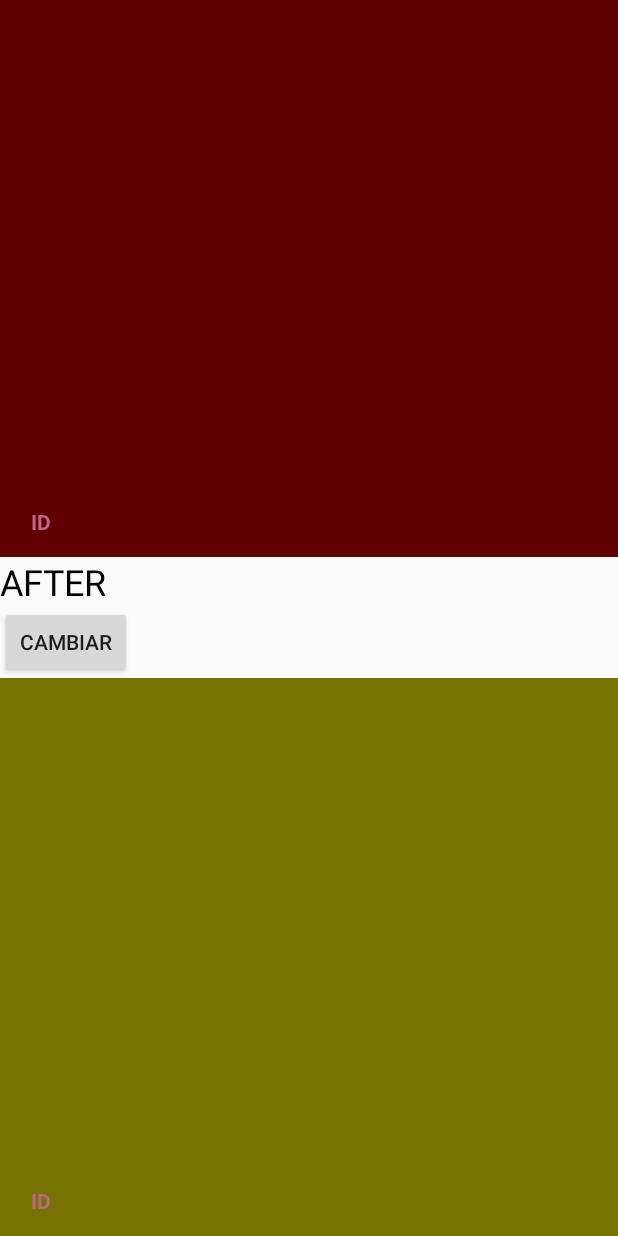
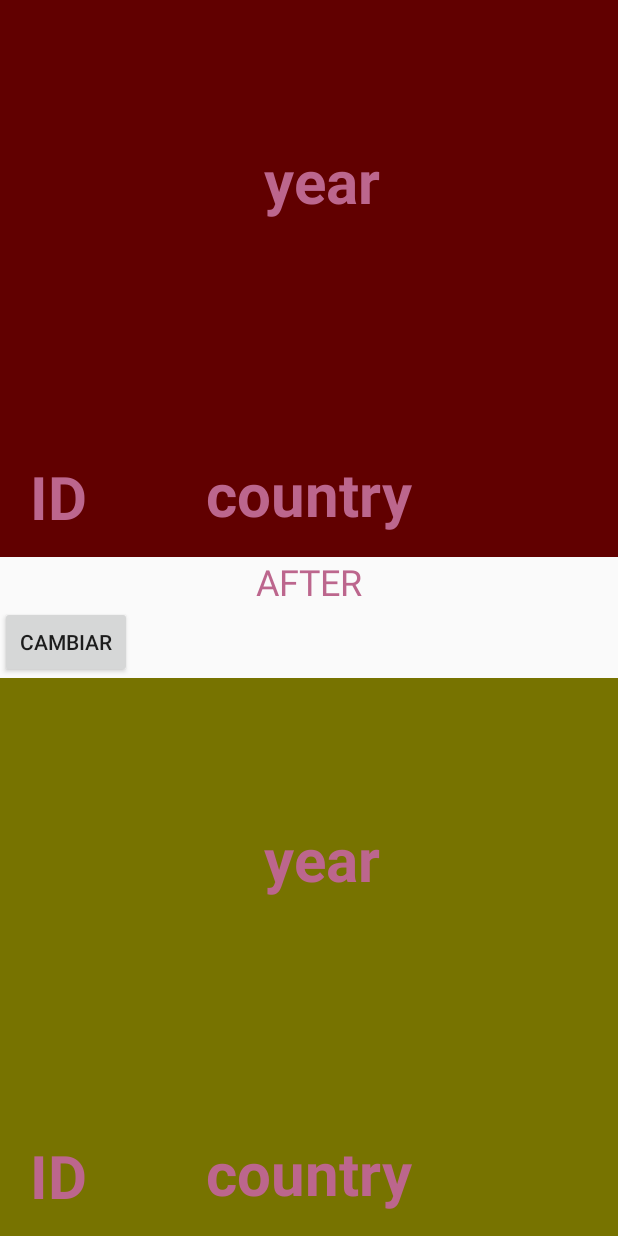
Before and after one commit to galvez306/AfterorBefore, an Android app: the GameActivity screen opened directly, with no data from a screen before it, on a phone screen of 412 x 824 dp. Run offline under Robolectric (Android 15) with nearby library versions, the phone set to English and light mode, and no system bars; our stand-ins replace Firebase (no records; nobody signed in at launch, a user with empty details on screens opened directly); 1 statement that could not run was skipped.

```diff
--- a/app/src/main/java/com/creamcode/afterorbefore/GameActivity.java
+++ b/app/src/main/java/com/creamcode/afterorbefore/GameActivity.java
@@ -12,6 +12,7 @@ import android.os.Handler;
 import android.util.Log;
 import android.view.View;
 import android.widget.Button;
+import android.widget.FrameLayout;
 import android.widget.TextView;
 import android.widget.Toast;
 
@@ -93,6 +94,11 @@ public class GameActivity extends AppCompatActivity implements GameView, Picture
     }
 
     @Override
+    public void checkAnswerFlag(String flagName) {
+        gamePresenter.checkAnswerFlagPresenter(pictureFragmentA,pictureFragmentB,flagName);
+    }
+
+    @Override
     public void loadNextPicture(PictureFragment pictureFragment, String id) {
         pictureFragment.cargarFoto(id);
     }
--- a/app/src/main/java/com/creamcode/afterorbefore/Interfaces/GamePresenter.java
+++ b/app/src/main/java/com/creamcode/afterorbefore/Interfaces/GamePresenter.java
@@ -8,5 +8,6 @@ public interface GamePresenter {
     void getIds();
     void setIds(ArrayList ids, String turnType);
     void checkAnswerPresenter(PictureFragment pictureFragmentA, PictureFragment pictureFragmentB, String id);
+    void checkAnswerFlagPresenter(PictureFragment pictureFragmentA, PictureFragment pictureFragmentB, String flagName);
     void nextPicture(PictureFragment pictureFragment);
 }
--- a/app/src/main/res/layout/activity_game.xml
+++ b/app/src/main/res/layout/activity_game.xml
@@ -5,6 +5,7 @@
     android:layout_width="match_parent"
     android:layout_height="match_parent"
     android:orientation="vertical"
+
     tools:context=".GameActivity">
 
     <FrameLayout
@@ -18,8 +19,9 @@
         android:layout_width="match_parent"
         android:layout_height="wrap_content"
         android:id="@+id/tv_question"
+        android:gravity="center_horizontal"
         android:textSize="24dp"
-        android:textColor="@color/black"/>
+        android:textColor="@color/theme_dark_pink" />
     <Button
         android:layout_width="wrap_content"
         android:layout_height="wrap_content"
--- a/app/src/main/res/layout/fragment_picture.xml
+++ b/app/src/main/res/layout/fragment_picture.xml
@@ -32,6 +32,7 @@
             android:text="ID"
             android:textColor="@color/theme_dark_pink"
             android:textStyle="bold"
+            android:textSize="40dp"
             app:layout_constraintBottom_toBottomOf="parent"
             app:layout_constraintEnd_toEndOf="parent"
             app:layout_constraintHorizontal_bias="0.04"
@@ -47,7 +48,8 @@
             android:text="year"
             android:textColor="@color/theme_dark_pink"
             android:textStyle="bold"
-            android:visibility="invisible"
+            android:textSize="40dp"
+
             app:layout_constraintEnd_toEndOf="parent"
             app:layout_constraintHorizontal_bias="0.527"
             app:layout_constraintStart_toStartOf="parent"
@@ -58,9 +60,9 @@
             android:layout_width="wrap_content"
             android:layout_height="wrap_content"
             android:text="country"
-            android:visibility="invisible"
             android:textColor="@color/theme_dark_pink"
             android:textStyle="bold"
+            android:textSize="40dp"
             app:layout_constraintBottom_toBottomOf="parent"
             app:layout_constraintEnd_toEndOf="parent"
             app:layout_constraintStart_toStartOf="parent"
```
Also changed, not shown: app/src/main/java/com/creamcode/afterorbefore/Presenters/GamePresenterImp.java (+54 -15 lines), app/src/main/java/com/creamcode/afterorbefore/Views/PictureFragment.java (+21 -9 lines).
